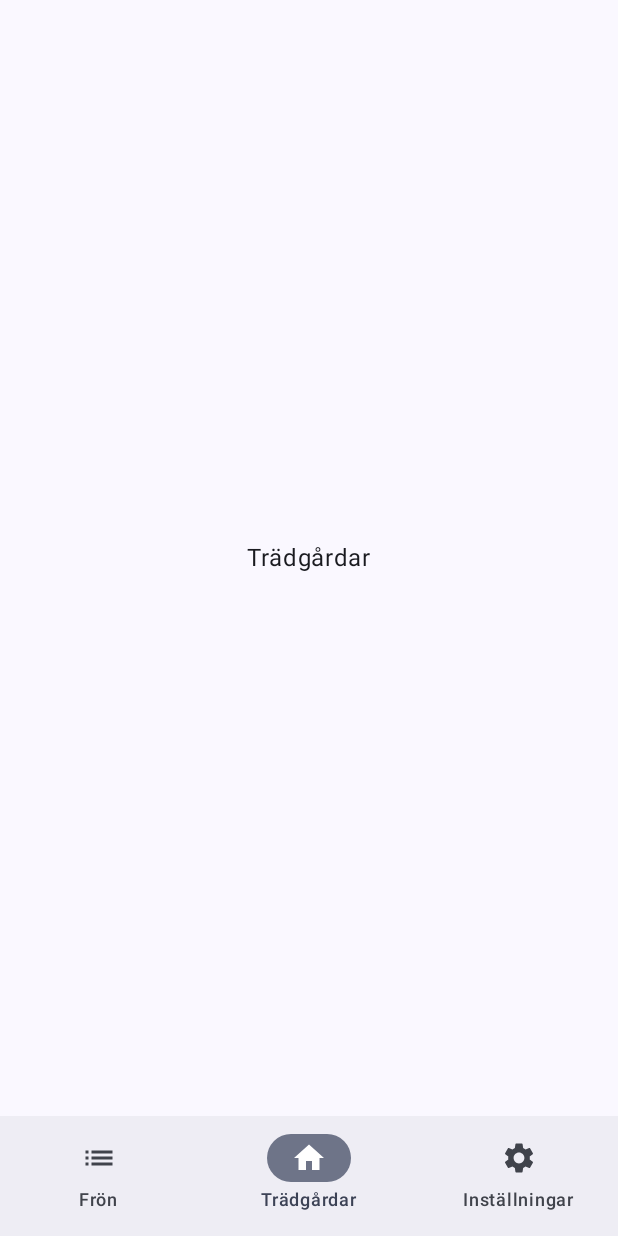
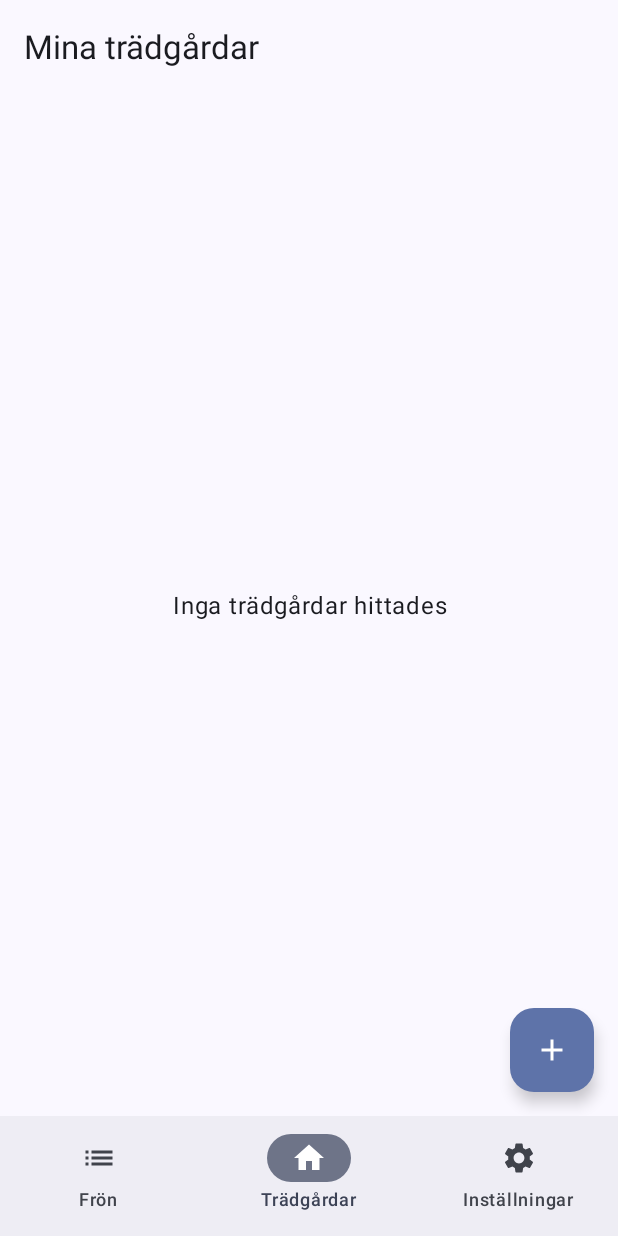
Before and after one commit to happyh7/PlantSeeds3, an Android app built with Jetpack Compose: the composable NavGraph shown on its own in the app's theme, item 2 of the bottom bar chosen, on a phone screen of 412 x 824 dp. Run offline under Robolectric (Android 15) with nearby library versions, the phone set to English and light mode, and no system bars; our stand-ins replace Dagger/Hilt's generated code, Room's generated code; 2 statements that could not run were skipped.

Commit message:
Uppdaterade GardenListScreen med en mer komplett implementation inklusive TopAppBar och FloatingActionButton

```diff
--- a/presentation/src/main/java/com/bps/plantseeds3/presentation/ui/screens/GardenListScreen.kt
+++ b/presentation/src/main/java/com/bps/plantseeds3/presentation/ui/screens/GardenListScreen.kt
@@ -1,18 +1,44 @@
 package com.bps.plantseeds3.presentation.ui.screens
 
-import androidx.compose.foundation.layout.Box
-import androidx.compose.foundation.layout.fillMaxSize
-import androidx.compose.material3.Text
+import androidx.compose.foundation.layout.*
+import androidx.compose.material.icons.Icons
+import androidx.compose.material.icons.filled.Add
+import androidx.compose.material3.*
 import androidx.compose.runtime.Composable
 import androidx.compose.ui.Alignment
 import androidx.compose.ui.Modifier
+import androidx.compose.ui.text.style.TextAlign
+import androidx.compose.ui.unit.dp
 
+@OptIn(ExperimentalMaterial3Api::class)
 @Composable
 fun GardenListScreen() {
-    Box(
-        modifier = Modifier.fillMaxSize(),
-        contentAlignment = Alignment.Center
-    ) {
-        Text(text = "Trädgårdar")
+    Scaffold(
+        topBar = {
+            TopAppBar(
+                title = { Text("Mina trädgårdar") }
+            )
+        },
+        floatingActionButton = {
+            FloatingActionButton(
+                onClick = { /* TODO: Implementera skapande av ny trädgård */ }
+            ) {
+                Icon(Icons.Default.Add, contentDescription = "Lägg till trädgård")
+            }
+        }
+    ) { paddingValues ->
+        Box(
+            modifier = Modifier
+                .fillMaxSize()
+                .padding(paddingValues)
+        ) {
+            Text(
+                text = "Inga trädgårdar hittades",
+                textAlign = TextAlign.Center,
+                modifier = Modifier
+                    .align(Alignment.Center)
+                    .padding(16.dp)
+            )
+        }
     }
 }
```
